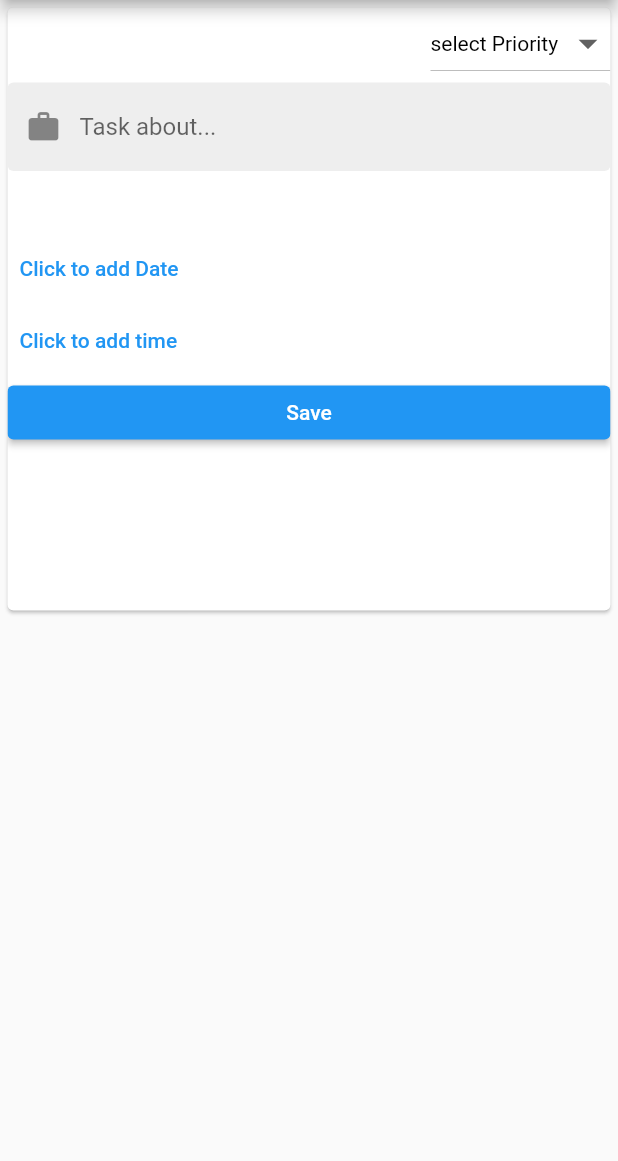
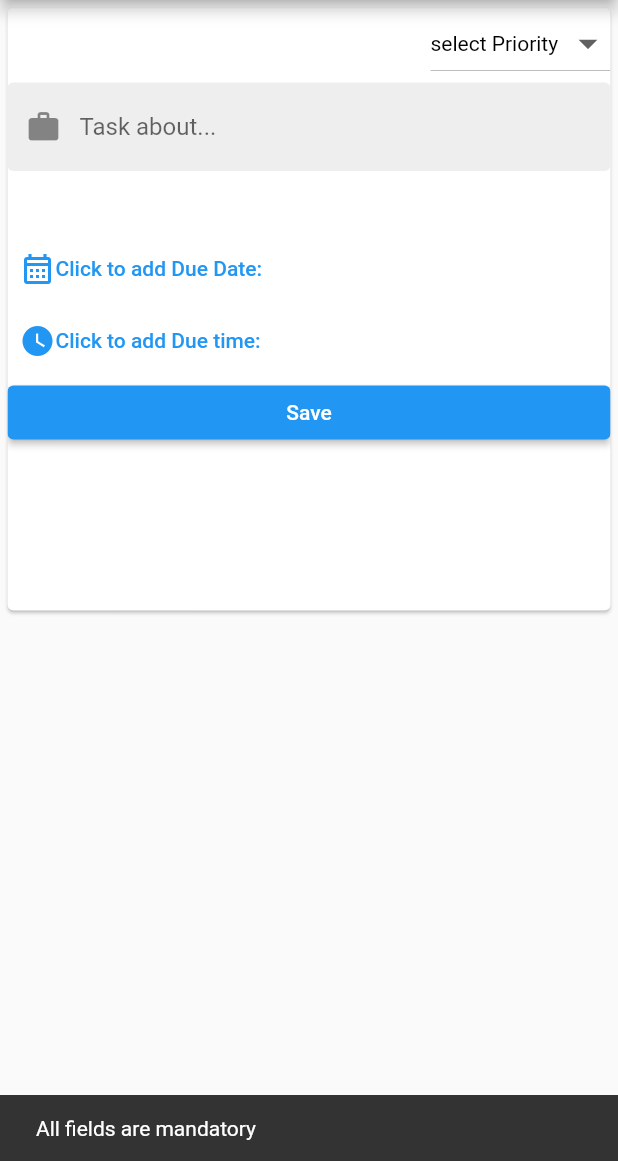
Before and after one commit to DuraiMca/TaskToday, a Flutter app: the screen it shows once a user with an empty profile is signed in, after a tap on "Save", on a phone screen of 412 x 824 dp, the part 75-1236 px from its top. Run offline on Flutter 3.47's test engine with Material 2 defaults, Android fonts, the phone set to English and light mode, and no system bars; our stand-ins replace firebase_auth, firebase_core, firebase_database, flutter_datetime_picker; missing offline and left inert: flutterfire_ui; accounts and stored records are empty.

Commit message:
design and date time parse

```diff
--- a/lib/Model/usermodel.dart
+++ b/lib/Model/usermodel.dart
@@ -5,9 +5,11 @@ class Tasks {
   String? status;
   String? tasks;
   String? time;
+  String? key;
 
   Tasks(
-      {this.date,
+      {this.key,
+        this.date,
       this.email,
       this.priority,
       this.status,
@@ -15,6 +17,7 @@ class Tasks {
       this.time});
 
   Tasks.fromJson(Map<String, dynamic> json) {
+    key=json['key'];
     date = json['date'];
     email = json['email'];
     priority = json['priority'];
--- a/lib/widgets/date_widget.dart
+++ b/lib/widgets/date_widget.dart
@@ -1,9 +1,10 @@
 import 'package:flutter/material.dart';
 import 'package:flutter_datetime_picker/flutter_datetime_picker.dart';
+import 'package:intl/intl.dart';
 
 // ignore: camel_case_types
 class date_widget extends StatefulWidget {
-  Function (String) onDateSelected;
+  Function(String) onDateSelected;
 
   date_widget({super.key, required this.onDateSelected});
 
@@ -16,12 +17,12 @@ class date_widget extends StatefulWidget {
 class _date_widgetState extends State<date_widget> {
   String? dateStr;
 
-
-
   @override
   Widget build(BuildContext context) {
     return SizedBox(
-      child: TextButton(
+      child: Row(
+        children: [
+          TextButton(
               onPressed: () {
                 const datePickerTheme = DatePickerTheme(
                     headerColor: Colors.orange,
@@ -35,14 +36,27 @@ class _date_widgetState extends State<date_widget> {
                     showTitleActions: true,
                     theme: datePickerTheme,
                     onChanged: (date) {}, onConfirm: (date) {
-                widget.onDateSelected(date.toString());
-
+                  print(dateStr);
+                  DateTime dateTime = DateTime.parse(date.toString()!);
+                  String formattedDate =
+                      DateFormat('dd/MM/yyyy').format(dateTime);
+                  dateStr = formattedDate;
+                  widget.onDateSelected(dateStr!);
                 }, currentTime: DateTime.now(), locale: LocaleType.en);
               },
-          child: const Text(
-            'Click to add Date',
+              child: Row(
+                children: [
+
+                  Icon(Icons.calendar_month_outlined),
+                  const Text(
+                    'Click to add Due Date:',
                     style: TextStyle(color: Colors.blue),
+                  ),
+                ],
               )),
+          if (dateStr != null) Text(dateStr!)
+        ],
+      ),
     );
   }
 }
--- a/lib/widgets/time_widget.dart
+++ b/lib/widgets/time_widget.dart
@@ -1,7 +1,10 @@
 import 'package:flutter/material.dart';
 import 'package:flutter_datetime_picker/flutter_datetime_picker.dart';
+import 'package:intl/intl.dart';
 
+// ignore: camel_case_types
 class time_widget extends StatefulWidget {
+
 
    final Function(String) onDateSelected;
    const time_widget({super.key, required this.onDateSelected});
@@ -10,13 +13,19 @@ class time_widget extends StatefulWidget {
 
 
   @override
+  // ignore: library_private_types_in_public_api
   _time_widgetState createState() => _time_widgetState();
 }
 
+// ignore: camel_case_types
 class _time_widgetState extends State<time_widget> {
+
+  String ?time;
   @override
   Widget build(BuildContext context) {
-    return TextButton(
+    return Row(
+      children: [
+        TextButton(
                     onPressed: () {
                       DatePicker.showTime12hPicker(context, showTitleActions: true,
                       theme: const DatePickerTheme(
@@ -29,17 +38,29 @@ class _time_widgetState extends State<time_widget> {
                               doneStyle:
                                   TextStyle(color: Colors.white, fontSize: 16),),
                           onChanged: (date) {
-                    print('change $date in time zone ' +
-                        date.timeZoneOffset.inHours.toString());
+
                       }, onConfirm: (date) {
 
-                    widget.onDateSelected(date.toString());
-                    print('confirm $date');
+                       DateTime dateTime = DateTime.parse(date.toString()!);
+                         String formattedTime = DateFormat('hh:mm a').format(dateTime);
+
+                        widget.onDateSelected(formattedTime);
+                        time=formattedTime;
+                        print(time);
                       }, currentTime: DateTime.now());
                     },
-                child: Text(
-                  'Click to add time',
+                    child: Row(
+                      children: [
+                         Icon(Icons.watch_later),
+                        Text(
+                          'Click to add Due time:',
                           style: TextStyle(color: Colors.blue),
-                ));
+                        ),
+                      ],
+                    )),
+                    if(time!=null)
+                    Text(time!)
+      ],
+    );
   }
 }
--- a/lib/widgets/userUIdesign.dart
+++ b/lib/widgets/userUIdesign.dart
@@ -15,18 +15,16 @@ class UserUIDesign extends StatefulWidget {
 }
 
 class _UserUIDesignState extends State<UserUIDesign> {
-
   List<Tasks> tasks = [];
-    String ? userTaskText;
-    String ? userDate;
-    String ? userTime;
-    String ? userPriority;
+  String? userTaskText;
+  String? userDate;
+  String? userTime;
+  String? userPriority;
 
   @override
   Widget build(BuildContext context) {
-    return  SingleChildScrollView(
-
-    child:Column(
+    return SingleChildScrollView(
+        child: Column(
       children: [
         SizedBox(
           height: MediaQuery.of(context).size.height / 2.0,
@@ -39,81 +37,82 @@ class _UserUIDesignState extends State<UserUIDesign> {
                 Column(crossAxisAlignment: CrossAxisAlignment.start, children: [
               Row(
                 mainAxisAlignment: MainAxisAlignment.end,
-                    children:  [
+                children: [
                   SizedBox(
                     height: 50,
                     width: 120,
-                        child: dropdown(onPrioritySelected: (text) {
-                          userPriority=text;
-                        },),
+                    child: dropdown(
+                      onPrioritySelected: (text) {
+                        userPriority = text;
+                      },
+                    ),
                   ),
                 ],
               ),
-                   taskabout(onTextChanged: (text) {
+              taskabout(
+                onTextChanged: (text) {
                   setState(() {
                     userTaskText = text;
-
                   });
                 },
               ),
-                  date_widget(onDateSelected: (text) {
+              date_widget(
+                onDateSelected: (text) {
                   setState(() {
                     userDate = text;
-
                   });
-                  },),
-                  time_widget(onDateSelected: (text) {
+                },
+              ),
+              time_widget(
+                onDateSelected: (text) {
                   setState(() {
                     userTime = text;
-
                   });
-                  },),
+                },
+              ),
               ElevatedButton(
                   onPressed: () {
-
-
-                           addUserTasks(userTaskText,userPriority,userDate,userTime);
+                    if (userTaskText != null &&
+                        userDate != null &&
+                        userTime != null &&userPriority!=null) {
+                      addUserTasks(
+                          userTaskText, userPriority, userDate, userTime);
+                    } else {
+                      const snackBar = SnackBar(
+                        content: Text('All fields are mandatory'),
+                      );
+                      ScaffoldMessenger.of(context).showSnackBar(snackBar);
+                    }
                   },
                   child: const Align(
                       alignment: Alignment.center, child: Text("Save"))),
-
             ]),
-
           ),
-
         ),
-
-           const DataExtraction(),
-
+       FadeTransition(
+          opacity: AlwaysStoppedAnimation(1.0),
+          child: const DataExtraction(),
+        ),
       ],
-    )
-    );
+    ));
   }
 }
 
-
-void addUserTasks(userTask,userPriorityText,userDateText,userTimeText) async{
-
-
-
-
+void addUserTasks(
+    userTask, userPriorityText, userDateText, userTimeText) async {
   DatabaseReference ref =
       FirebaseDatabase.instance.ref(FirebaseAuth.instance.currentUser!.uid);
 
   ref.push().set({
-
-	    "tasks":[
+    "tasks": [
       {
-	    	  "priority":userPriorityText,
-	    	  "tasks":userTask,
-	    	  "date":userDateText,
-	    	  "time":userTimeText,
-	    	  "email":FirebaseAuth.instance.currentUser!.email,
-	    	  "status":"Added"
+        "priority": userPriorityText,
+        "tasks": userTask,
+        "date": userDateText,
+        "time": userTimeText,
+        "email": FirebaseAuth.instance.currentUser!.email,
+        "status": "Added"
       }
-
     ]
-
-
   });
 }
--- a/pubspec.yaml
+++ b/pubspec.yaml
@@ -42,6 +42,7 @@ dependencies:
   firebase_core: ^2.4.1
   shared_preferences: ^2.0.17
   firebase_database: ^10.0.9
+  intl: ^0.17.0
 
 dev_dependencies:
   flutter_test:
```
Also changed, not shown: lib/data_extraction.dart (+50 -26 lines), pubspec.lock. Lines whose indentation alone changed are shown as unchanged.
